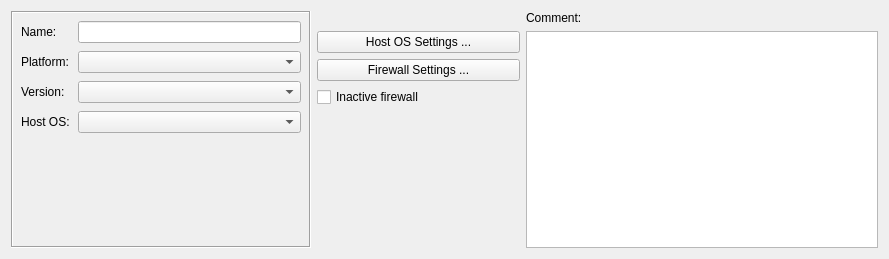
The window that src/gui/firewalldialog_q.ui (fwbuilder/fwbuilder) describes before a commit, drawn with Qt 5.
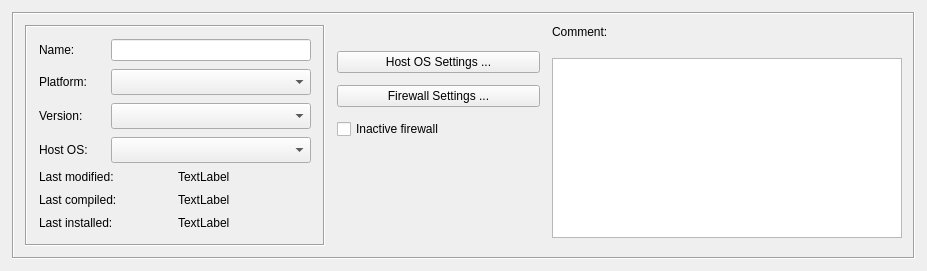
The same window after the commit.

The edit to the form file:
```diff
--- a/src/gui/firewalldialog_q.ui
+++ b/src/gui/firewalldialog_q.ui
@@ -8,12 +8,12 @@
    <rect>
     <x>0</x>
     <y>0</y>
-    <width>889</width>
-    <height>259</height>
+    <width>927</width>
+    <height>271</height>
    </rect>
   </property>
   <property name="sizePolicy" >
-   <sizepolicy vsizetype="Fixed" hsizetype="Preferred" >
+   <sizepolicy vsizetype="MinimumExpanding" hsizetype="Preferred" >
     <horstretch>0</horstretch>
     <verstretch>0</verstretch>
    </sizepolicy>
@@ -23,21 +23,24 @@
   </property>
   <layout class="QGridLayout" name="gridLayout_2" >
    <property name="margin" >
-    <number>0</number>
+    <number>12</number>
    </property>
    <item row="0" column="0" >
     <widget class="QFrame" name="frame20" >
      <property name="frameShape" >
-      <enum>QFrame::NoFrame</enum>
+      <enum>QFrame::Box</enum>
      </property>
      <property name="frameShadow" >
       <enum>QFrame::Sunken</enum>
      </property>
      <layout class="QGridLayout" name="gridLayout" >
+      <property name="spacing" >
+       <number>12</number>
+      </property>
       <item rowspan="5" row="0" column="0" >
        <widget class="QFrame" name="frame7_2" >
         <property name="sizePolicy" >
-         <sizepolicy vsizetype="Expanding" hsizetype="Fixed" >
+         <sizepolicy vsizetype="Preferred" hsizetype="Fixed" >
           <horstretch>0</horstretch>
           <verstretch>0</verstretch>
          </sizepolicy>
@@ -60,14 +63,14 @@
         <property name="frameShadow" >
          <enum>QFrame::Sunken</enum>
         </property>
-        <layout class="QVBoxLayout" >
-         <property name="spacing" >
-          <number>2</number>
+        <layout class="QGridLayout" name="gridLayout_3" >
+         <property name="verticalSpacing" >
+          <number>4</number>
          </property>
          <property name="margin" >
-          <number>8</number>
+          <number>12</number>
          </property>
-         <item>
+         <item row="0" column="0" colspan="2" >
           <layout class="QGridLayout" >
            <property name="spacing" >
             <number>8</number>
@@ -98,13 +101,13 @@
             <widget class="QLineEdit" name="obj_name" >
              <property name="sizePolicy" >
               <sizepolicy vsizetype="Fixed" hsizetype="Minimum" >
-               <horstretch>200</horstretch>
+               <horstretch>0</horstretch>
                <verstretch>0</verstretch>
               </sizepolicy>
              </property>
              <property name="minimumSize" >
               <size>
-               <width>0</width>
+               <width>200</width>
                <height>0</height>
               </size>
              </property>
@@ -140,6 +143,12 @@
                <verstretch>0</verstretch>
               </sizepolicy>
              </property>
+             <property name="minimumSize" >
+              <size>
+               <width>0</width>
+               <height>26</height>
+              </size>
+             </property>
             </widget>
            </item>
            <item row="3" column="0" >
@@ -172,6 +181,12 @@
                <verstretch>0</verstretch>
               </sizepolicy>
              </property>
+             <property name="minimumSize" >
+              <size>
+               <width>0</width>
+               <height>26</height>
+              </size>
+             </property>
             </widget>
            </item>
            <item row="4" column="0" >
@@ -204,25 +219,57 @@
                <verstretch>0</verstretch>
               </sizepolicy>
              </property>
+             <property name="minimumSize" >
+              <size>
+               <width>0</width>
+               <height>26</height>
+              </size>
+             </property>
             </widget>
            </item>
           </layout>
          </item>
-         <item>
-          <spacer>
-           <property name="orientation" >
-            <enum>Qt::Vertical</enum>
+         <item row="1" column="0" >
+          <widget class="QLabel" name="label" >
+           <property name="text" >
+            <string>Last modified:</string>
            </property>
-           <property name="sizeType" >
-            <enum>QSizePolicy::MinimumExpanding</enum>
+          </widget>
+         </item>
+         <item row="1" column="1" >
+          <widget class="QLabel" name="last_modified" >
+           <property name="text" >
+            <string>TextLabel</string>
            </property>
-           <property name="sizeHint" stdset="0" >
-            <size>
-             <width>20</width>
-             <height>0</height>
-            </size>
+          </widget>
+         </item>
+         <item row="2" column="0" >
+          <widget class="QLabel" name="label_2" >
+           <property name="text" >
+            <string>Last compiled:</string>
            </property>
-          </spacer>
+          </widget>
+         </item>
+         <item row="2" column="1" >
+          <widget class="QLabel" name="last_compiled" >
+           <property name="text" >
+            <string>TextLabel</string>
+           </property>
+          </widget>
+         </item>
+         <item row="3" column="0" >
+          <widget class="QLabel" name="label_3" >
+           <property name="text" >
+            <string>Last installed:</string>
+           </property>
+          </widget>
+         </item>
+         <item row="3" column="1" >
+          <widget class="QLabel" name="last_installed" >
+           <property name="text" >
+            <string>TextLabel</string>
+           </property>
+          </widget>
          </item>
         </layout>
        </widget>
@@ -282,6 +329,12 @@
           <height>0</height>
          </size>
         </property>
+        <property name="maximumSize" >
+         <size>
+          <width>16777215</width>
+          <height>180</height>
+         </size>
+        </property>
         <property name="tabChangesFocus" >
          <bool>true</bool>
         </property>
```
